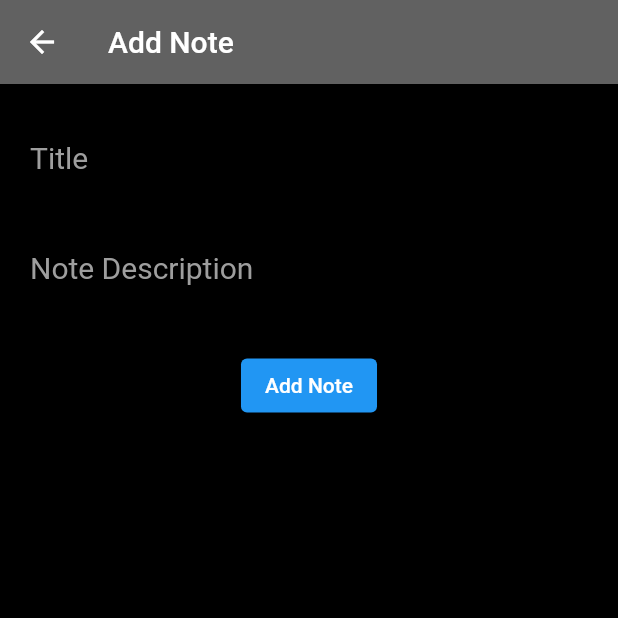
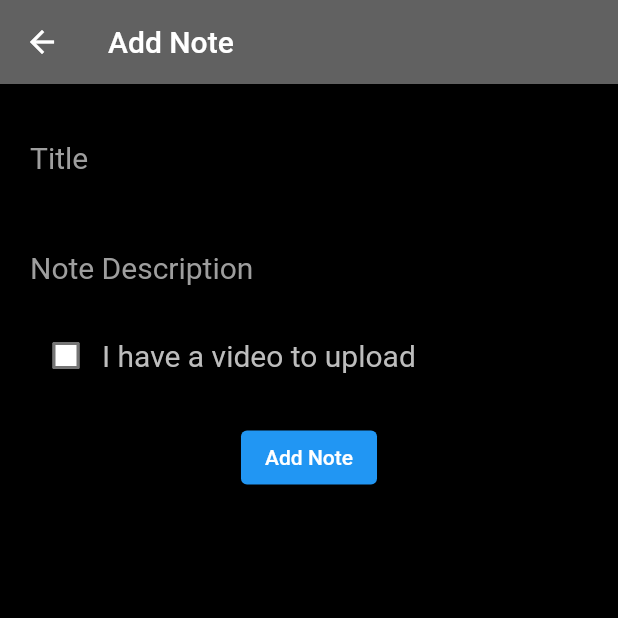
Before and after one commit to A-Neeraj/Notes, a Flutter app: the screen it shows after launch, after a tap on the "add" icon, on a phone screen of 412 x 824 dp, the top half of it. Run offline on Flutter 3.47's test engine with Material 2 defaults, Android fonts, the phone set to English and light mode, and no system bars; our stand-ins replace animated_bottom_navigation_bar, auto_size_text, bloc, cloud_firestore, firebase_core, firebase_storage and 4 more; accounts and stored records are empty; network calls fail.

Commit message:
Video and Offline/Online functionality Added

```diff
--- a/lib/bloc/notes_bloc.dart
+++ b/lib/bloc/notes_bloc.dart
@@ -1,4 +1,5 @@
 import 'dart:async';
+import 'dart:io';
 
 import 'package:bloc/bloc.dart';
 import 'package:flutter/material.dart';
@@ -22,28 +23,56 @@ class NotesBloc extends Bloc<NotesEvent, NotesState> {
       var notes = await repo.getNotes('all');
       yield GetState(notes: notes);
     } else if (event is AddEvent) {
-      await repo.addNotes(NotesModel(title: event.title, desc: event.desc));
-      yield AddState();
+      yield LoadingState();
+      var url;
+      if (event.imageFile != null)
+        url = await repo.uploadVideo(event.fileName, event.imageFile);
+      else
+        url = null;
+      var conn = await repo.addNotes(
+          NotesModel(title: event.title, desc: event.desc, videoUrl: url));
+      if (conn)
+        yield AddState();
+      else
+        yield DisconnectedState();
     } else if (event is DeleteEvent) {
-      await repo.deleteNotes(
-          NotesModel(title: event.title, desc: event.desc), event.id);
-      yield DeleteState();
+      var conn = await repo.deleteNotes(
+          NotesModel(
+              title: event.title, desc: event.desc, videoUrl: event.videoUrl),
+          event.id);
+      if (conn)
+        yield DeleteState();
+      else
+        yield DisconnectedState();
     } else if (event is GetTrashEvent) {
       yield LoadingState();
       var notes = await repo.getNotes('trash');
       yield GetState(notes: notes);
     } else if (event is UpdateEvent) {
       yield LoadingState();
-      await repo.updateNotes(
-          NotesModel(title: event.title, desc: event.desc), event.id);
-      yield UpdateState();
+      var conn = await repo.updateNotes(
+          NotesModel(
+              title: event.title, desc: event.desc, videoUrl: event.videoUrl),
+          event.id);
+      if (conn)
+        yield UpdateState();
+      else
+        yield DisconnectedState();
     } else if (event is DeleteForeverEvent) {
-      await repo.deleteForever(event.id);
-      yield DeleteForeverState();
+      var conn = await repo.deleteForever(event.id);
+      if (conn)
+        yield DeleteForeverState();
+      else
+        yield DisconnectedState();
     } else if (event is RestoreEvent) {
-      await repo.restoreNote(
-          NotesModel(title: event.title, desc: event.desc), event.id);
-      yield RestoreState();
+      var conn = await repo.restoreNote(
+          NotesModel(
+              title: event.title, desc: event.desc, videoUrl: event.videoUrl),
+          event.id);
+      if (conn)
+        yield RestoreState();
+      else
+        yield DisconnectedState();
     }
   }
 }
--- a/lib/bloc/notes_event.dart
+++ b/lib/bloc/notes_event.dart
@@ -7,10 +7,16 @@ abstract class NotesEvent {}
 class AddEvent extends NotesEvent {
   String title;
   String desc;
-  AddEvent({this.title, this.desc});
+  String videoUrl;
+  String fileName;
+  File imageFile;
+  AddEvent(
+      {this.title, this.desc, this.videoUrl, this.fileName, this.imageFile});
 }
 
 class GetAllEvent extends NotesEvent {}
+
+class DisconnectedEvent extends NotesEvent {}
 
 class GetTrashEvent extends NotesEvent {}
 
@@ -19,7 +25,8 @@ class DeleteEvent extends NotesEvent {
   String id;
   String title;
   String desc;
-  DeleteEvent({this.title, this.desc, this.id});
+  String videoUrl;
+  DeleteEvent({this.title, this.desc, this.id, this.videoUrl});
 }
 
 // ignore: must_be_immutable
@@ -27,17 +34,25 @@ class UpdateEvent extends NotesEvent {
   String id;
   String title;
   String desc;
-  UpdateEvent({this.title, this.desc, this.id});
+  String videoUrl;
+  UpdateEvent({this.title, this.desc, this.id, this.videoUrl});
 }
 
 class RestoreEvent extends NotesEvent {
   String id;
   String title;
   String desc;
-  RestoreEvent({this.title, this.desc, this.id});
+  String videoUrl;
+  RestoreEvent({this.title, this.desc, this.id, this.videoUrl});
 }
 
 class DeleteForeverEvent extends NotesEvent {
   String id;
   DeleteForeverEvent({this.id});
 }
+
+class UploadVideoEvent extends NotesEvent {
+  String fileName;
+  File imageFile;
+  UploadVideoEvent({this.fileName, this.imageFile});
+}
--- a/lib/bloc/notes_state.dart
+++ b/lib/bloc/notes_state.dart
@@ -22,3 +22,7 @@ class UpdateState extends NotesState {}
 class RestoreState extends NotesState {}
 
 class DeleteForeverState extends NotesState {}
+
+class UploadVideoState extends NotesState {}
+
+class DisconnectedState extends NotesState {}
--- a/lib/card_data.dart
+++ b/lib/card_data.dart
@@ -3,6 +3,7 @@ class CardData {
   final String desc;
   final String id;
   final int index;
+  final String videoUrl;
 
-  CardData(this.title, this.desc, this.id, this.index);
+  CardData(this.title, this.desc, this.id, this.index, this.videoUrl);
 }
--- /dev/null
+++ b/lib/data/database_helper.dart
@@ -0,0 +1,78 @@
+import 'dart:io';
+
+import 'package:path/path.dart';
+import 'package:path_provider/path_provider.dart';
+import 'package:sqflite/sqflite.dart';
+
+class DatabaseHelper {
+  static final dbname = 'notes.db';
+  static final dbversion = 1;
+  static final tableName1 = 'Notes';
+  static final tableName2 = 'Trash';
+
+  static final columnID = '_id';
+  static final columnTitle = 'title';
+  static final columnDesc = 'desc';
+
+  DatabaseHelper._privateConstructor();
+  static final DatabaseHelper instance = DatabaseHelper._privateConstructor();
+
+  static Database _database;
+  Future<Database> get database async {
+    if (_database != null) return _database;
+
+    _database = await _initiateDatabase();
+    return _database;
+  }
+
+  _initiateDatabase() async {
+    Directory directory = await getApplicationDocumentsDirectory();
+    String path = join(directory.path, dbname);
+    return await openDatabase(path, version: dbversion, onCreate: _onCreate);
+  }
+
+  Future _onCreate(Database db, int version) async {
+    await db.execute('''
+    CREATE TABLE $tableName1 (
+    $columnID INTEGER PRIMARY KEY,
+    $columnTitle TEXT NOT NULL,
+    $columnDesc VARCHAR(100) NOT NULL )
+    ''');
+    await db.execute('''
+    CREATE TABLE $tableName2 (
+    $columnID INTEGER PRIMARY KEY,
+    $columnTitle TEXT NOT NULL,
+    $columnDesc VARCHAR(100) NOT NULL )
+    ''');
+  }
+
+  Future<int> insert1(Map<String, dynamic> row) async {
+    Database db = await instance.database;
+    return await db.insert(tableName1, row);
+  }
+
+  Future<List<Map<String, dynamic>>> queryAll1() async {
+    Database db = await instance.database;
+    return await db.query(tableName1);
+  }
+
+  Future<int> delete1() async {
+    Database db = await instance.database;
+    return await db.delete(tableName1);
+  }
+
+  Future<int> insert2(Map<String, dynamic> row) async {
+    Database db = await instance.database;
+    return await db.insert(tableName2, row);
+  }
+
+  Future<List<Map<String, dynamic>>> queryAll2() async {
+    Database db = await instance.database;
+    return await db.query(tableName2);
+  }
+
+  Future<int> delete2() async {
+    Database db = await instance.database;
+    return await db.delete(tableName2);
+  }
+}
--- a/lib/data/notes_model.dart
+++ b/lib/data/notes_model.dart
@@ -2,16 +2,15 @@ class NotesModel {
   String title;
   String desc;
   String id;
+  String videoUrl;
 
-  NotesModel({this.title, this.desc});
+  NotesModel({this.title, this.desc, this.videoUrl});
 
-  toMap() => {
-        "title": title,
-        "desc": desc,
-      };
+  toMap() => {"title": title, "desc": desc, "videoUrl": videoUrl};
 
   NotesModel.fromMap(Map<String, dynamic> map, String id)
       : title = map["title"],
         desc = map["desc"],
-        id = id;
+        id = id,
+        videoUrl = map["videoUrl"];
 }
--- a/lib/data/notes_repository.dart
+++ b/lib/data/notes_repository.dart
@@ -1,44 +1,141 @@
 import 'package:cloud_firestore/cloud_firestore.dart';
+import 'package:flutter/material.dart';
+import 'database_helper.dart';
 import 'notes_model.dart';
+import 'dart:io';
+import 'package:firebase_storage/firebase_storage.dart';
+import 'package:http/http.dart' as http;
 
 class NotesRepository {
   var db = FirebaseFirestore.instance.collection("notes");
   var db1 = FirebaseFirestore.instance.collection("trash");
-  addNotes(NotesModel notes) {
-    db.add(notes.toMap());
+  addNotes(NotesModel notes) async {
+    bool isConnected = true;
+    try {
+      http.Response response =
+          await http.get(Uri.parse('https://www.google.com'));
+    } on SocketException catch (e) {
+      isConnected = false;
+    }
+    if (isConnected) db.add(notes.toMap());
+    return isConnected;
   }
 
   Future<List<NotesModel>> getNotes(String type) async {
     if (type == 'all') {
+      var notes;
+      try {
+        http.Response response =
+            await http.get(Uri.parse('https://www.google.com'));
+      } on SocketException catch (e) {
+        List<Map<String, dynamic>> queryrows =
+            await DatabaseHelper.instance.queryAll1();
+        notes = queryrows.map((e) => NotesModel.fromMap(e, e['id'])).toList();
+        print(notes);
+      }
+      if (notes == null) {
         var data = await db.get();
-      var notes = data.docs
+        notes = data.docs
             .map((note) => NotesModel.fromMap(note.data(), note.id))
             .toList();
+        DatabaseHelper.instance.delete1();
+        for (var note in notes)
+          DatabaseHelper.instance.insert1({
+            DatabaseHelper.columnDesc: note.desc,
+            DatabaseHelper.columnTitle: note.title
+          });
+      }
       return notes;
     } else {
+      var notes;
+      try {
+        http.Response response =
+            await http.get(Uri.parse('https://www.google.com'));
+      } on SocketException catch (e) {
+        List<Map<String, dynamic>> queryrows =
+            await DatabaseHelper.instance.queryAll2();
+        notes = queryrows.map((e) => NotesModel.fromMap(e, e['id'])).toList();
+        print(notes);
+      }
+      if (notes == null) {
         var data = await db1.get();
-      var notes = data.docs
+        notes = data.docs
             .map((note) => NotesModel.fromMap(note.data(), note.id))
             .toList();
+        DatabaseHelper.instance.delete2();
+        for (var note in notes)
+          DatabaseHelper.instance.insert2({
+            DatabaseHelper.columnDesc: note.desc,
+            DatabaseHelper.columnTitle: note.title
+          });
+      }
       return notes;
     }
   }
 
-  deleteNotes(NotesModel notes, var id) {
+  deleteNotes(NotesModel notes, var id) async {
+    bool isConnected = true;
+    try {
+      http.Response response =
+          await http.get(Uri.parse('https://www.google.com'));
+    } on SocketException catch (e) {
+      isConnected = false;
+    }
+    if (isConnected) {
       db1.add(notes.toMap());
       db.doc(id).delete();
     }
-
-  updateNotes(NotesModel notes, var id) {
-    db.doc(id).set(notes.toMap());
+    return isConnected;
   }
 
-  deleteForever(var id) {
-    db1.doc(id).delete();
+  updateNotes(NotesModel notes, var id) async {
+    bool isConnected = true;
+    try {
+      http.Response response =
+          await http.get(Uri.parse('https://www.google.com'));
+    } on SocketException catch (e) {
+      isConnected = false;
+    }
+    if (isConnected) await db.doc(id).update(notes.toMap());
+    return isConnected;
   }
 
-  restoreNote(NotesModel notes, var id) {
+  deleteForever(var id) async {
+    bool isConnected = true;
+    try {
+      http.Response response =
+          await http.get(Uri.parse('https://www.google.com'));
+    } on SocketException catch (e) {
+      isConnected = false;
+    }
+    if (isConnected) db1.doc(id).delete();
+    return isConnected;
+  }
+
+  restoreNote(NotesModel notes, var id) async {
+    bool isConnected = true;
+    try {
+      http.Response response =
+          await http.get(Uri.parse('https://www.google.com'));
+    } on SocketException catch (e) {
+      isConnected = false;
+    }
+    if (isConnected) {
       db.add(notes.toMap());
       db1.doc(id).delete();
     }
+    return isConnected;
   }
+
+  uploadVideo(String fileName, File _imageFile) async {
+    var imgpath;
+    Reference firebaseStorageRef =
+        FirebaseStorage.instance.ref().child('uploads/$fileName');
+    UploadTask uploadTask = firebaseStorageRef.putFile(_imageFile);
+    TaskSnapshot taskSnapshot = await uploadTask;
+    await taskSnapshot.ref.getDownloadURL().then((value) {
+      imgpath = value;
+    });
+    return imgpath;
+  }
+}
--- a/lib/main.dart
+++ b/lib/main.dart
@@ -5,6 +5,7 @@ import 'package:notes_app/bloc/notes_bloc.dart';
 import 'package:notes_app/data/notes_repository.dart';
 import 'package:cloud_firestore/cloud_firestore.dart';
 import 'package:notes_app/screens/card_details.dart';
+import 'package:notes_app/screens/play_video.dart';
 import 'screens/add_notes.dart';
 import 'screens/home_screen.dart';
 
@@ -29,6 +30,7 @@ class MyApp extends StatelessWidget {
               ),
           '/add': (context) => AddNotes(),
           '/details': (context) => CardDetails(),
+          '/video': (context) => PlayVideo(),
         },
       ),
     );
--- a/lib/screens/add_notes.dart
+++ b/lib/screens/add_notes.dart
@@ -1,6 +1,10 @@
+import 'dart:io';
+
 import 'package:flutter/material.dart';
 import 'package:flutter_bloc/flutter_bloc.dart';
+import 'package:image_picker/image_picker.dart';
 import 'package:notes_app/bloc/notes_bloc.dart';
+import 'package:path/path.dart';
 
 class AddNotes extends StatefulWidget {
   const AddNotes({key}) : super(key: key);
@@ -10,25 +14,60 @@ class AddNotes extends StatefulWidget {
 }
 
 class _AddNotesState extends State<AddNotes> {
-  String title, desc;
+  String title, desc, url;
+  bool isActive = false;
   var formKey = GlobalKey<FormState>();
+
+  final picker = ImagePicker();
+
+  var videopath;
+  File _videoFile;
+
+  Future pickImage() async {
+    final pickedFile = await picker.getVideo(source: ImageSource.gallery);
+    // getImage(source: ImageSource.gallery);
+
+    setState(() {
+      _videoFile = File(
+        pickedFile.path,
+      );
+    });
+  }
 
   @override
   Widget build(BuildContext context) {
+    bool isLoading = false;
     return Scaffold(
       backgroundColor: Colors.black,
       appBar: AppBar(
         backgroundColor: Colors.grey[700],
         title: Text('Add Note'),
       ),
-      body: BlocListener<NotesBloc, NotesState>(
-        listener: (context, state) {
+      body: BlocConsumer<NotesBloc, NotesState>(listener: (context, state) {
         if (state is AddState) {
           BlocProvider.of<NotesBloc>(context).add(GetAllEvent());
           Navigator.pop(context);
         }
-        },
-        child: Padding(
+      }, builder: (context, state) {
+        if (state is LoadingState)
+          return Column(
+            mainAxisAlignment: MainAxisAlignment.center,
+            crossAxisAlignment: CrossAxisAlignment.center,
+            children: [
+              CircularProgressIndicator(),
+              SizedBox(
+                height: 10,
+              ),
+              Center(
+                child: Text(
+                  'Please wait while your note is being added',
+                  style: TextStyle(color: Colors.white),
+                ),
+              ),
+            ],
+          );
+        else
+          return Padding(
             padding: const EdgeInsets.all(10.0),
             child: SingleChildScrollView(
               child: Column(
@@ -79,6 +118,32 @@ class _AddNotesState extends State<AddNotes> {
                                 return null;
                             },
                           ),
+                          Row(children: [
+                            Checkbox(
+                              activeColor: Colors.white,
+                              checkColor: Colors.black,
+                              fillColor: MaterialStateColor.resolveWith(
+                                  (states) => Colors.white),
+                              value: isActive,
+                              onChanged: (bool val) {
+                                setState(() {
+                                  isActive = val;
+                                });
+                              },
+                            ),
+                            Text(
+                              'I have a video to upload',
+                              style: TextStyle(
+                                  color: Colors.grey[400], fontSize: 20),
+                            ),
+                          ]),
+                          (isActive)
+                              ? ElevatedButton(
+                                  onPressed: () async {
+                                    pickImage();
+                                  },
+                                  child: Text('Upload Video'))
+                              : SizedBox()
                         ],
                       ),
                     ),
@@ -88,16 +153,30 @@ class _AddNotesState extends State<AddNotes> {
                   ),
                   ElevatedButton(
                       onPressed: () {
-                      if (formKey.currentState.validate())
-                        BlocProvider.of<NotesBloc>(context)
-                            .add(AddEvent(title: title, desc: desc));
+                        if (formKey.currentState.validate()) {
+                          setState(() {
+                            isLoading = true;
+                          });
+                          BlocProvider.of<NotesBloc>(context).add(AddEvent(
+                              title: title,
+                              desc: desc,
+                              fileName: (_videoFile) != null
+                                  ? basename(_videoFile.path)
+                                  : null,
+                              imageFile: _videoFile));
+                        }
                       },
-                    child: Text('Add Note'))
+                      child: Text('Add Note')),
+                  (isLoading)
+                      ? Center(
+                          child: CircularProgressIndicator(),
+                        )
+                      : SizedBox()
                 ],
               ),
             ),
-        ),
-      ),
+          );
+      }),
     );
   }
 }
--- a/lib/screens/home_screen.dart
+++ b/lib/screens/home_screen.dart
@@ -85,7 +85,8 @@ class _MyHomePageState extends State<MyHomePage> {
                                         state.notes[i].title,
                                         state.notes[i].desc,
                                         state.notes[i].id,
-                                        _selectedIndex));
+                                        _selectedIndex,
+                                    state.notes[i].videoUrl));
                               },
                               child: Card(
                                 shape: RoundedRectangleBorder(
--- a/pubspec.yaml
+++ b/pubspec.yaml
@@ -35,6 +35,11 @@ dependencies:
   auto_size_text: ^2.1.0
   circular_reveal_animation: ^2.0.0
   flutter_staggered_grid_view: ^0.4.0
+  image_picker: ^0.8.1+1
+  firebase_storage: ^8.1.3
+  video_player: ^2.1.6
+  sqflite: ^2.0.0+3
+  path_provider: ^2.0.2
 
 dev_dependencies:
   flutter_test:
```
Also changed, not shown: lib/screens/card_details.dart (+56 -22 lines), lib/screens/play_video.dart (added, +132 -0 lines), pubspec.lock. Lines whose indentation alone changed are shown as unchanged.
